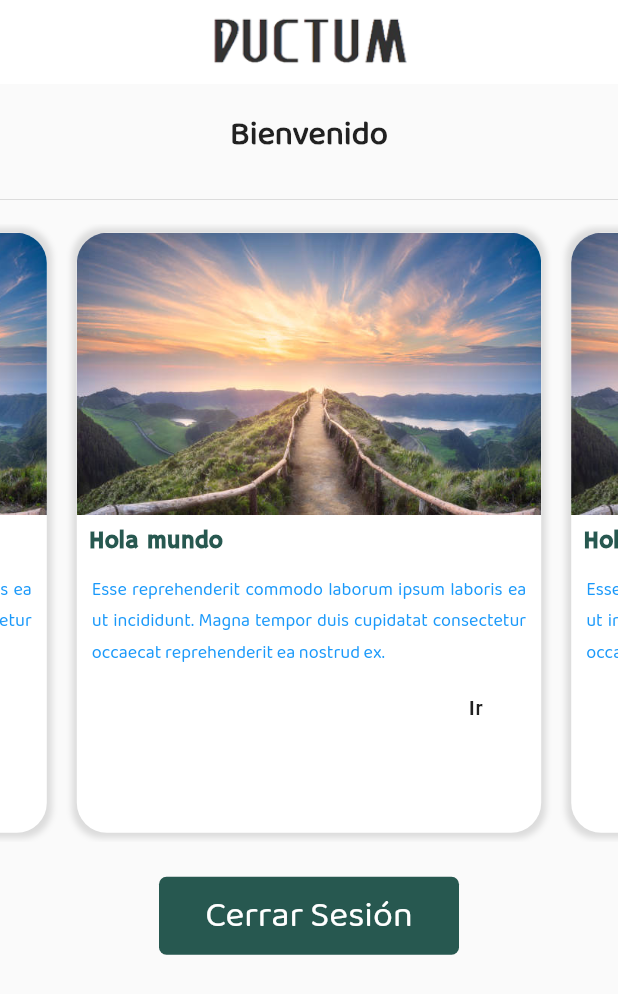
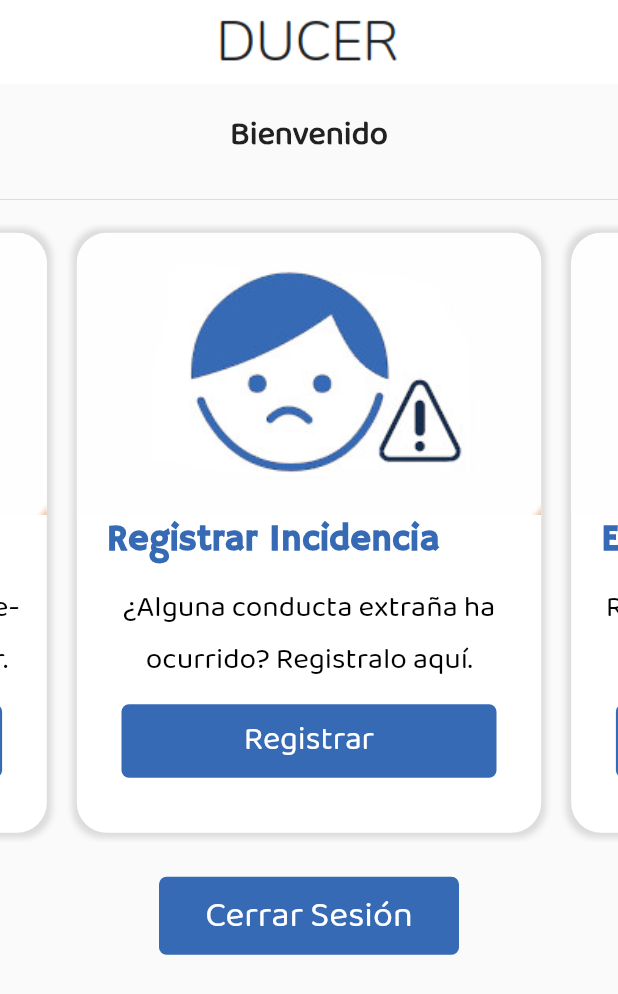
Before and after one commit to MarioMiranda98/DUCER, a Flutter app: the HomePage screen opened directly, on a phone screen of 412 x 824 dp. Shown: the top 994 px of the screen. Run offline on Flutter 3.47's test engine with Material 2 defaults, Android fonts, the phone set to English and light mode, and no system bars; drawn by our look-alikes of carousel_slider; our stand-ins replace charts_flutter, get; missing offline and left inert: flutter_rounded_date_picker, flutter_statusbarcolor.

Commit message:
change on colors, images and cards

```diff
--- a/lib/main.dart
+++ b/lib/main.dart
@@ -12,25 +12,23 @@ void main() {
       title: 'Ducer',
       home: SplashScreenPage(),
       theme: ThemeData(
-        fontFamily: 'Hammersmith',
-        primaryColor: Color(0xFF275850),
-        accentColor: Color(0xFF1A99FA)
-      ),
+          fontFamily: 'Hammersmith',
+          primaryColor: Color(0xFF366ab4),
+          accentColor: Color(0xFF1A99FA)),
       debugShowCheckedModeBanner: false,
       localizationsDelegates: [
-          GlobalMaterialLocalizations.delegate,
-          GlobalWidgetsLocalizations.delegate,
+        GlobalMaterialLocalizations.delegate,
+        GlobalWidgetsLocalizations.delegate,
       ],
       supportedLocales: [
-          const Locale('en', 'US'),
-          const Locale('es', 'ES'),
+        const Locale('en', 'US'),
+        const Locale('es', 'ES'),
       ],
     ),
   );
 
   SystemChrome.setSystemUIOverlayStyle(SystemUiOverlayStyle.dark);
   SystemChrome.setPreferredOrientations(
-    [DeviceOrientation.portraitUp, DeviceOrientation.portraitDown]
-  );
+      [DeviceOrientation.portraitUp, DeviceOrientation.portraitDown]);
   Helpers.setStatusBarColor(Colors.transparent);
 }
--- a/lib/src/pages/home_page.dart
+++ b/lib/src/pages/home_page.dart
@@ -8,11 +8,28 @@ import 'package:ducer/src/widgets/ducer_app_bar.dart';
 import 'package:ducer/src/widgets/ducer_card.dart';
 
 class HomePage extends StatelessWidget {
-  final item = DucerCard(
-    titleCard: 'Hola mundo',
-    bodyCard: 'Esse reprehenderit commodo laborum ipsum laboris ea ut incididunt. Magna tempor duis cupidatat consectetur occaecat reprehenderit ea nostrud ex.',
-    buttonText: 'Ir',
-    action: () => print('hola'),
+  final registrarInc = DucerCard(
+    titleCard: 'Registrar Incidencia',
+    bodyCard: '¿Alguna conducta extraña ha ocurrido? Registralo aquí.',
+    buttonText: 'Registrar',
+    sourceImg: 'assets/images/landscape.jpg',
+    action: () => print('Registrar Incidencia'),
+  );
+
+  final estatus = DucerCard(
+    titleCard: 'Estatus',
+    bodyCard: 'Resultados del sistema DUCER. Verifica el estatus del menor.',
+    buttonText: 'Ver',
+    sourceImg: 'assets/images/estatus.jpg',
+    action: () => print('Estatus'),
+  );
+
+  final test = DucerCard(
+    titleCard: 'Realizar test',
+    bodyCard: 'Realiza test que ayudarán a pre-evaluar la situación del menor.',
+    buttonText: 'Realizar',
+    sourceImg: 'assets/images/test.jpg',
+    action: () => print('Test'),
   );
 
   @override
@@ -23,16 +40,15 @@ class HomePage extends StatelessWidget {
           body: Column(
             children: <Widget>[
               Container(
-              padding: EdgeInsets.symmetric(vertical: 15.0, horizontal: Get.width * 0.35),
+                  padding: EdgeInsets.symmetric(
+                      vertical: 15.0, horizontal: Get.width * 0.35),
                   child: Text(
                     'Bienvenido',
                     style: TextStyle(
                         fontWeight: FontWeight.bold,
                         fontSize: 22,
-                  fontFamily: 'Baloo'
-                ),
-              )
-            ),
+                        fontFamily: 'Baloo'),
+                  )),
               Divider(),
               _buildCarousel(),
               Padding(
@@ -43,12 +59,11 @@ class HomePage extends StatelessWidget {
                   text: 'Cerrar Sesión',
                   width: 200.0,
                   fontSize: 24,
-                action: () => { Get.off(LoginPage()) },
+                  action: () => {Get.off(LoginPage())},
                 ),
               ),
             ],
-        )
-      ),
+          )),
     );
   }
 
@@ -65,12 +80,9 @@ class HomePage extends StatelessWidget {
               aspectRatio: 1.0,
             ),
             items: [
-              item,
-              item,
-              item,
-              item,
-              item,
-              item,
+              registrarInc,
+              estatus,
+              test,
             ],
           ),
         ],
--- a/lib/src/pages/login_page.dart
+++ b/lib/src/pages/login_page.dart
@@ -19,13 +19,13 @@ class LoginPage extends StatelessWidget {
           backgroundColor: Colors.white,
           body: SingleChildScrollView(
             child: Container(
-              child: Column(
-                crossAxisAlignment: CrossAxisAlignment.center,
-                children: <Widget>[
+                child: Column(
+                    crossAxisAlignment: CrossAxisAlignment.center,
+                    children: <Widget>[
                   SizedBox(height: 100.0),
                   Container(
                     height: 180.0,
-                    child: Image.asset('assets/logos/ductum1.png'),
+                    child: Image.asset('assets/logos/icono_letrasA.png'),
                   ),
                   DucerTextField(
                     controller: _emailController,
@@ -53,9 +53,7 @@ class LoginPage extends StatelessWidget {
                         fontSize: 18,
                         colorButton: Theme.of(Get.context).primaryColor,
                         action: () => _.onSignIn(
-                          _emailController.text,
-                          _passwordController.text
-                        ),
+                            _emailController.text, _passwordController.text),
                       ),
                       DucerButton(
                         text: 'Crear cuenta',
@@ -67,9 +65,7 @@ class LoginPage extends StatelessWidget {
                       )
                     ],
                   ),
-                ]
-              )
-            ),
+                ])),
           ),
         ),
       ),
--- a/lib/src/pages/splash_screen_page.dart
+++ b/lib/src/pages/splash_screen_page.dart
@@ -17,11 +17,9 @@ class SplashScreenPage extends StatelessWidget {
             mainAxisAlignment: MainAxisAlignment.center,
             children: <Widget>[
               Flexible(
-                child: FractionallySizedBox(
-                  widthFactor: 0.6,
-                  child: Image.asset('assets/logos/ductum1.png')
-                )
-              ),
+                  child: FractionallySizedBox(
+                      widthFactor: 0.6,
+                      child: Image.asset('assets/logos/iconoA.png'))),
               SizedBox(height: Get.height * 0.05),
               SizedBox(
                 width: Get.width * 0.25,
--- a/lib/src/widgets/ducer_app_bar.dart
+++ b/lib/src/widgets/ducer_app_bar.dart
@@ -6,7 +6,7 @@ class DucerAppBar extends AppBar {
   }) : super(
           title: FractionallySizedBox(
             widthFactor: 0.35,
-      child: Image.asset('assets/logos/ductumN.png'),
+            child: Image.asset('assets/logos/ducer.png'),
           ),
           elevation: 0,
           actions: actions,
--- a/lib/src/widgets/ducer_card.dart
+++ b/lib/src/widgets/ducer_card.dart
@@ -1,17 +1,20 @@
 import 'package:flutter/material.dart';
+import 'package:ducer/src/widgets/ducer_button.dart';
+import 'package:get/get.dart';
 
 class DucerCard extends StatelessWidget {
   final String titleCard;
   final String bodyCard;
   final String buttonText;
+  final String sourceImg;
   final void Function() action;
 
-  DucerCard({
-    this.titleCard,
+  DucerCard(
+      {this.titleCard,
       this.bodyCard,
       this.buttonText,
-    @required this.action
-  });
+      this.sourceImg,
+      @required this.action});
 
   @override
   Widget build(BuildContext context) {
@@ -29,52 +32,57 @@ class DucerCard extends StatelessWidget {
         ],
         borderRadius: BorderRadius.circular(20),
       ),
-      child: Column(
-        children: <Widget>[
+      child: Column(children: <Widget>[
         _buildImage(),
         Container(
           child: Column(
             crossAxisAlignment: CrossAxisAlignment.start,
             children: <Widget>[
               Padding(
-                  padding: const EdgeInsets.all(8.0),
+                padding:
+                    const EdgeInsets.symmetric(vertical: 1.0, horizontal: 20.0),
                 child: Text(
                   titleCard,
                   style: TextStyle(
                     fontFamily: 'Hammersmith',
-                      fontSize: 16,
+                    fontSize: 24,
                     fontWeight: FontWeight.bold,
                     color: Theme.of(context).primaryColor,
                   ),
+                  textAlign: TextAlign.center,
                 ),
               ),
               Padding(
-                  padding: const EdgeInsets.symmetric(vertical: 3.0, horizontal: 10.0),
+                padding: const EdgeInsets.symmetric(
+                    vertical: 12.0, horizontal: 10.0),
                 child: Text(
                   bodyCard,
                   style: TextStyle(
                     fontFamily: 'Baloo',
-                      fontSize: 12,
+                    fontSize: 20,
                     fontWeight: FontWeight.w100,
-                      color: Theme.of(context).accentColor,
+                    color: Colors.black,
                   ),
-                    textAlign: TextAlign.justify,
+                  textAlign: TextAlign.center,
                 ),
               ),
               Row(
-                  mainAxisAlignment: MainAxisAlignment.end,
+                mainAxisAlignment: MainAxisAlignment.center,
                 children: <Widget>[
-                    FlatButton(
-                      child: Text(buttonText),
-                      onPressed: action,
+                  DucerButton(
+                    colorButton: Theme.of(Get.context).primaryColor,
+                    colorText: Colors.white,
+                    text: buttonText,
+                    width: 250.0,
+                    fontSize: 22,
+                    action: () => action,
                   ),
                 ],
               )
             ],
           ),
         ),
-        ]
-      ),
+      ]),
     );
   }
 
@@ -84,7 +92,7 @@ class DucerCard extends StatelessWidget {
           topRight: Radius.circular(20), topLeft: Radius.circular(20)),
       child: Container(
         child: Image.asset(
-          'assets/images/landscape.jpg',
+          sourceImg,
           fit: BoxFit.cover,
           width: double.infinity,
         ),
```
Also changed, not shown: assets/images/estatus.jpg (added), assets/images/landscape.jpg, assets/images/ojo.png (added), assets/images/test.jpg (added), assets/logos/ducer.png (added), assets/logos/icono.png (added), assets/logos/iconoA.png (added), assets/logos/icono_letras.png (added), assets/logos/icono_letrasA.png (added), assets/logos/icono_letrasV.png (added), pubspec.lock, 3 other files. Lines whose indentation alone changed are shown as unchanged.
